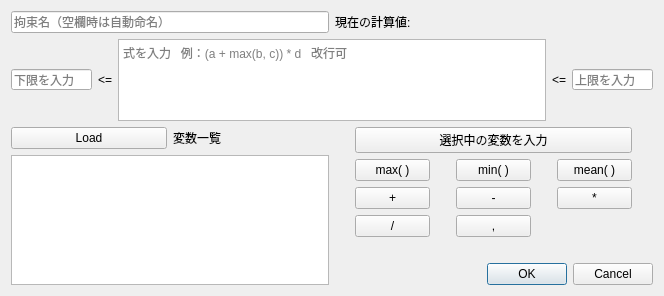
Qt form pyfemtet_opt_gui/ui/Dialog_cns_edit.ui (pyfemtet/pyfemtet-opt-gui) before a commit.
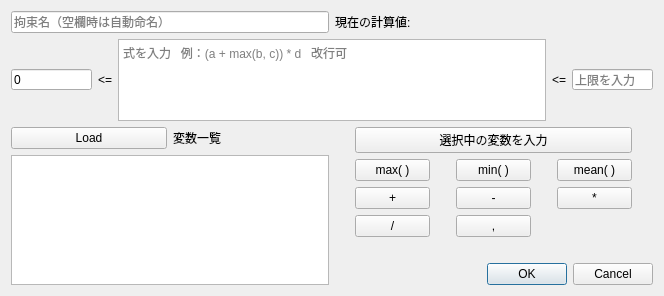
The same form after that commit. Icons and pictures are not drawn.

Commit message: CHANGE: 拘束式の編集ダイアログでデフォルトの下限を空欄から 0 に変更

Diff of the .ui file:
```diff
--- a/pyfemtet_opt_gui/ui/Dialog_cns_edit.ui
+++ b/pyfemtet_opt_gui/ui/Dialog_cns_edit.ui
@@ -202,6 +202,9 @@
        <property name="toolTip">
         <string>上限と下限のいずれかの入力が必須です。</string>
        </property>
+       <property name="text">
+        <string>0</string>
+       </property>
        <property name="placeholderText">
         <string>下限を入力</string>
        </property>
```
The commit also changes 1 other file.
